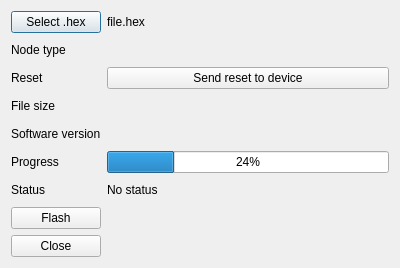
The window that gui_qt/GloxiniaConfigurator/updatedialog.ui (opieters/gloxinia2) describes before a commit, drawn with Qt 5.
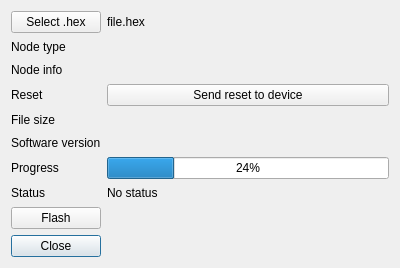
The same window after the commit.

```diff
--- a/gui_qt/GloxiniaConfigurator/updatedialog.ui
+++ b/gui_qt/GloxiniaConfigurator/updatedialog.ui
@@ -20,10 +20,10 @@
    <string>Dialog</string>
   </property>
   <layout class="QGridLayout" name="gridLayout">
-   <item row="0" column="0">
-    <widget class="QPushButton" name="fileEdit">
+   <item row="5" column="1">
+    <widget class="QLabel" name="swVersion">
      <property name="text">
-      <string>Select .hex</string>
+      <string/>
      </property>
     </widget>
    </item>
@@ -34,101 +34,115 @@
      </property>
     </widget>
    </item>
-   <item row="1" column="0">
-    <widget class="QLabel" name="nodeTypeLabel">
-     <property name="text">
-      <string>Node type</string>
-     </property>
-    </widget>
-   </item>
-   <item row="1" column="1">
-    <widget class="QLabel" name="nodeType">
-     <property name="text">
-      <string/>
-     </property>
-    </widget>
-   </item>
-   <item row="2" column="0">
-    <widget class="QLabel" name="resetLabel">
-     <property name="text">
-      <string>Reset</string>
-     </property>
-    </widget>
-   </item>
-   <item row="3" column="0">
+   <item row="4" column="0">
     <widget class="QLabel" name="fileSizeLabel">
      <property name="text">
       <string>File size</string>
      </property>
     </widget>
    </item>
-   <item row="3" column="1">
-    <widget class="QLabel" name="fileSize">
+   <item row="9" column="0">
+    <widget class="QPushButton" name="closeButton">
      <property name="text">
-      <string/>
+      <string>Close</string>
      </property>
     </widget>
    </item>
-   <item row="4" column="0">
+   <item row="7" column="1">
+    <widget class="QLabel" name="status">
+     <property name="text">
+      <string>No status</string>
+     </property>
+    </widget>
+   </item>
+   <item row="5" column="0">
     <widget class="QLabel" name="swVersionLabel">
      <property name="text">
       <string>Software version</string>
      </property>
     </widget>
    </item>
-   <item row="4" column="1">
-    <widget class="QLabel" name="swVersion">
+   <item row="0" column="0">
+    <widget class="QPushButton" name="fileEdit">
      <property name="text">
-      <string/>
+      <string>Select .hex</string>
      </property>
     </widget>
    </item>
-   <item row="5" column="0">
+   <item row="8" column="0">
+    <widget class="QPushButton" name="flashButton">
+     <property name="text">
+      <string>Flash</string>
+     </property>
+    </widget>
+   </item>
+   <item row="3" column="0">
+    <widget class="QLabel" name="resetLabel">
+     <property name="text">
+      <string>Reset</string>
+     </property>
+    </widget>
+   </item>
+   <item row="7" column="0">
+    <widget class="QLabel" name="statusLabel">
+     <property name="text">
+      <string>Status</string>
+     </property>
+    </widget>
+   </item>
+   <item row="6" column="0">
     <widget class="QLabel" name="progress">
      <property name="text">
       <string>Progress</string>
      </property>
     </widget>
    </item>
-   <item row="5" column="1">
+   <item row="4" column="1">
+    <widget class="QLabel" name="fileSize">
+     <property name="text">
+      <string/>
+     </property>
+    </widget>
+   </item>
+   <item row="1" column="0">
+    <widget class="QLabel" name="nodeTypeLabel">
+     <property name="text">
+      <string>Node type</string>
+     </property>
+    </widget>
+   </item>
+   <item row="3" column="1">
+    <widget class="QPushButton" name="resetButton">
+     <property name="text">
+      <string>Send reset to device</string>
+     </property>
+    </widget>
+   </item>
+   <item row="1" column="1">
+    <widget class="QLabel" name="nodeType">
+     <property name="text">
+      <string/>
+     </property>
+    </widget>
+   </item>
+   <item row="6" column="1">
     <widget class="QProgressBar" name="progressBar">
      <property name="value">
       <number>24</number>
      </property>
     </widget>
    </item>
-   <item row="6" column="0">
-    <widget class="QLabel" name="statusLabel">
+   <item row="2" column="0">
+    <widget class="QLabel" name="nodeInfoLabel">
      <property name="text">
-      <string>Status</string>
-     </property>
-    </widget>
-   </item>
-   <item row="6" column="1">
-    <widget class="QLabel" name="status">
-     <property name="text">
-      <string>No status</string>
-     </property>
-    </widget>
-   </item>
-   <item row="7" column="0">
-    <widget class="QPushButton" name="flashButton">
-     <property name="text">
-      <string>Flash</string>
-     </property>
-    </widget>
-   </item>
-   <item row="8" column="0">
-    <widget class="QPushButton" name="closeButton">
-     <property name="text">
-      <string>Close</string>
+      <string>Node info</string>
      </property>
     </widget>
    </item>
    <item row="2" column="1">
-    <widget class="QPushButton" name="resetButton">
+    <widget class="QLabel" name="nodeInfo">
      <property name="text">
-      <string>Send reset to device</string>
+      <string/>
      </property>
     </widget>
    </item>
```
